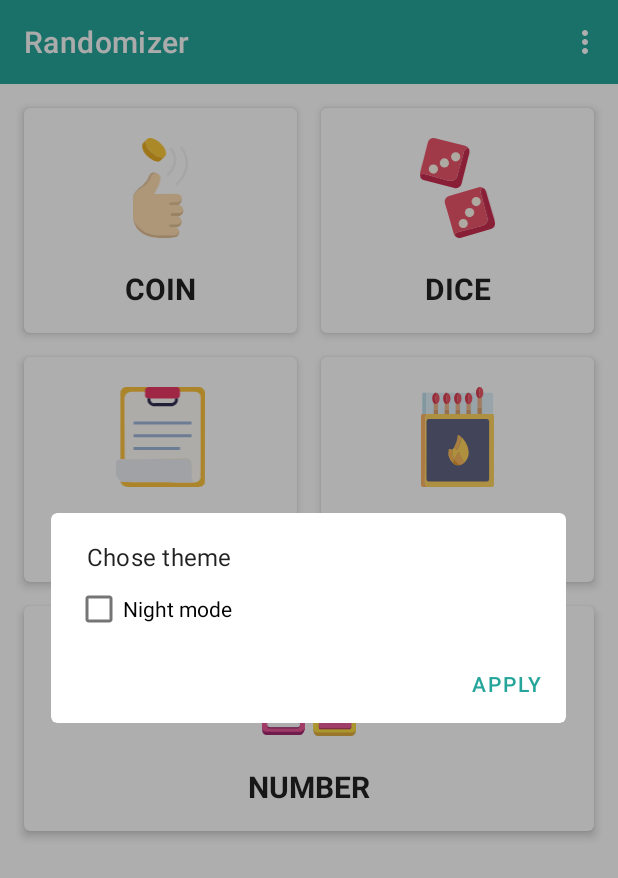
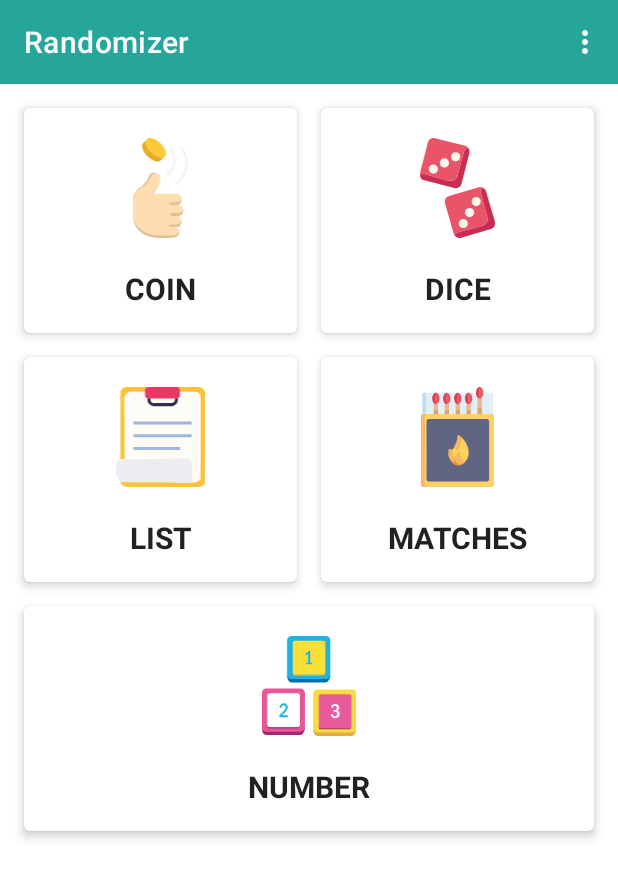
Before and after one commit to YaroslavGorbach-code/RandomGenerator, an Android app: the screen it shows after launch (MainActivity), in the options menu, after a tap on "Change theme", on a phone screen of 412 x 824 dp. Shown: the top 878 px of the screen. Run offline under Robolectric (Android 15) with nearby library versions, the phone set to English and light mode, and no system bars; our stand-ins replace Dagger/Hilt's generated code.

Commit message:
String refactor. Delete color picker dialog

```diff
--- a/app/src/main/java/com/example/yaroslavgorbach/randomizer/InputFilters.kt
+++ b/app/src/main/java/com/example/yaroslavgorbach/randomizer/InputFilters.kt
@@ -37,7 +37,7 @@ class InputFilters {
 
         fun numberOfResultsFilter(et: TextInputEditText): Boolean {
             if (et.text.toString().trim().isEmpty()
-                || et.text.toString().toLong() > 100
+                || et.text.toString().toLong() > 1000
                 || et.text.toString().toLong() < 1
             ) {
                 et.error = et.context.getString(R.string.number_results_too_large)
--- a/app/src/main/java/com/example/yaroslavgorbach/randomizer/MainActivity.kt
+++ b/app/src/main/java/com/example/yaroslavgorbach/randomizer/MainActivity.kt
@@ -4,7 +4,6 @@ import android.os.Bundle
 import androidx.appcompat.app.AppCompatActivity
 import androidx.fragment.app.FragmentTransaction
 import androidx.fragment.app.commit
-import com.example.yaroslavgorbach.randomizer.screen.ChangeThemeDialog
 import com.example.yaroslavgorbach.randomizer.screen.Navigation
 import com.example.yaroslavgorbach.randomizer.screen.MainFragment
 import com.example.yaroslavgorbach.randomizer.screen.coin.CoinFragment
@@ -17,7 +16,6 @@ import com.example.yaroslavgorbach.randomizer.screen.matches.CreateMatchesDialog
 import com.example.yaroslavgorbach.randomizer.screen.matches.MatchesFragment
 import com.example.yaroslavgorbach.randomizer.screen.number.CreateNumberDialog
 import com.example.yaroslavgorbach.randomizer.screen.number.NumberFragment
-import com.example.yaroslavgorbach.randomizer.util.ThemesUtils
 
 
 class MainActivity : AppCompatActivity(), Navigation{
@@ -84,10 +82,6 @@ class MainActivity : AppCompatActivity(), Navigation{
         CreateDicesDialog().show(supportFragmentManager, null)
     }
 
-    override fun showChangeThemeDialog() {
-        ChangeThemeDialog().show(supportFragmentManager, null)
-    }
-
     override fun showChoseListDialog() {
         ChoseListDialog().show(supportFragmentManager, null)
     }
--- a/app/src/main/java/com/example/yaroslavgorbach/randomizer/di/AppModule.kt
+++ b/app/src/main/java/com/example/yaroslavgorbach/randomizer/di/AppModule.kt
@@ -1,6 +1,7 @@
 package com.example.yaroslavgorbach.randomizer.di
 
 import android.content.Context
+import com.example.yaroslavgorbach.randomizer.data.local.Repo
 import com.example.yaroslavgorbach.randomizer.feature.SoundManager
 import com.example.yaroslavgorbach.randomizer.data.local.soundPref.SoundPrefs
 import dagger.Module
@@ -9,7 +10,7 @@ import dagger.Provides
 @Module(includes = [AppBinds::class])
 class AppModule {
     @Provides
-    fun provideSoundManager(context: Context, soundPrefs: SoundPrefs): SoundManager {
-       return SoundManager(context, soundPrefs)
+    fun provideSoundManager(context: Context, repo: Repo): SoundManager {
+       return SoundManager(context, repo)
     }
 }
--- a/app/src/main/java/com/example/yaroslavgorbach/randomizer/feature/colorPicker/ColorPicker.kt
+++ /dev/null
@@ -1,8 +0,0 @@
-package com.example.yaroslavgorbach.randomizer.feature.colorPicker
-
-import android.content.Context
-
-interface ColorPicker {
-    fun setColor(color: Int)
-    fun getColor(context: Context):Int
-}
--- a/app/src/main/java/com/example/yaroslavgorbach/randomizer/feature/colorPicker/ScrollColorPicker.kt
+++ /dev/null
@@ -1,55 +0,0 @@
-package com.example.yaroslavgorbach.randomizer.feature.colorPicker
-
-import android.content.Context
-import android.view.LayoutInflater
-import android.view.View
-import android.view.ViewGroup
-import android.widget.ImageView
-import androidx.core.content.ContextCompat
-import com.example.yaroslavgorbach.randomizer.R
-import com.example.yaroslavgorbach.randomizer.util.ThemesUtils
-
-class ScrollColorPicker(content: ViewGroup) : ColorPicker {
-    private val colors: IntArray = intArrayOf(
-//        ContextCompat.getColor(content.context, R.color.colorAccent) ,
-//        ContextCompat.getColor(content.context, R.color.colorAccent_red),
-//        ContextCompat.getColor(content.context, R.color.colorAccent_orange),
-//        ContextCompat.getColor(content.context, R.color.colorAccent_blue),
-//        ContextCompat.getColor(content.context, R.color.colorAccent_yellow),
-//        ContextCompat.getColor(content.context, R.color.colorAccent_purple),
-//        ContextCompat.getColor(content.context, R.color.colorAccent_blue_l),
-    )
-    private val marks: Array<View?> = arrayOfNulls(colors.size)
-    private var mSelectedColor = 0
-
-    init {
-        val inflater = LayoutInflater.from(content.context)
-        colors.indices.forEach {i->
-            val item: View = inflater.inflate(R.layout.color_picker_i, content, false)
-            val bg = item.findViewById<ImageView>(R.id.color)
-            val mark = item.findViewById<ImageView>(R.id.mark)
-            marks[i] = mark
-            val color = colors[i]
-            bg.setColorFilter(color)
-            item.setOnClickListener { setColor(color) }
-            content.addView(item, i)
-        }
-        setColor(ThemesUtils.getCurrentAccentColor(content.context))
-    }
-
-    override fun setColor(color: Int) {
-        mSelectedColor = color
-        colors.indices.forEach {i->
-            if (color == colors[i]) {
-                marks[i]!!.visibility = View.VISIBLE
-            } else {
-                marks[i]!!.visibility = View.GONE
-            }
-        }
-    }
-
-    override fun getColor(context: Context): Int {
-       return mSelectedColor
-    }
-
-}
--- a/app/src/main/java/com/example/yaroslavgorbach/randomizer/screen/ChangeThemeDialog.kt
+++ /dev/null
@@ -1,31 +0,0 @@
-package com.example.yaroslavgorbach.randomizer.screen
-
-import android.app.Dialog
-import android.os.Bundle
-import android.view.LayoutInflater
-import androidx.fragment.app.DialogFragment
-import com.example.yaroslavgorbach.randomizer.R
-import com.example.yaroslavgorbach.randomizer.data.themePref.ThemeStorage
-import com.example.yaroslavgorbach.randomizer.data.themePref.ThemeStorageImp
-import com.example.yaroslavgorbach.randomizer.databinding.DialogChangeThemeBinding
-import com.example.yaroslavgorbach.randomizer.feature.colorPicker.ColorPicker
-import com.example.yaroslavgorbach.randomizer.feature.colorPicker.ScrollColorPicker
-import com.example.yaroslavgorbach.randomizer.util.ThemesUtils
-import com.google.android.material.dialog.MaterialAlertDialogBuilder
-
-class ChangeThemeDialog: DialogFragment() {
-    override fun onCreateDialog(savedInstanceState: Bundle?): Dialog {
-        val binding = DialogChangeThemeBinding.inflate(LayoutInflater.from(requireContext()))
-        val themeStorage: ThemeStorage = ThemeStorageImp(requireContext())
-        val colorPicker: ColorPicker = ScrollColorPicker(binding.colorsParent)
-
-        return MaterialAlertDialogBuilder(requireContext())
-            .setTitle(getString(R.string.chose_theme))
-            .setView(binding.root)
-            .setPositiveButton(getString(R.string.apply)) { _, _ ->
-                themeStorage.changeTheme(colorPicker.getColor(requireContext()))
-                ThemesUtils.animateThemeChange(requireActivity())
-            }
-            .show()
-    }
-}
--- a/app/src/main/java/com/example/yaroslavgorbach/randomizer/screen/MainFragment.kt
+++ b/app/src/main/java/com/example/yaroslavgorbach/randomizer/screen/MainFragment.kt
@@ -25,7 +25,7 @@ class MainFragment : Fragment(R.layout.fragment_random_list) {
         toolbar.setOnMenuItemClickListener { item ->
             when (item.itemId) {
                 R.id.changeTheme -> {
-                    nav.showChangeThemeDialog()
+
                 }
                 R.id.rate -> {
                 }
--- a/app/src/main/java/com/example/yaroslavgorbach/randomizer/screen/Navigation.kt
+++ b/app/src/main/java/com/example/yaroslavgorbach/randomizer/screen/Navigation.kt
@@ -11,7 +11,6 @@ interface Navigation {
     fun showMatchesDialog()
     fun showNumberDialog()
     fun showDicesDialog()
-    fun showChangeThemeDialog()
     fun showChoseListDialog()
     fun showCreateEditListDialog(title: String?)
 }
--- a/app/src/main/res/layout/dialog_change_theme.xml
+++ /dev/null
@@ -1,33 +0,0 @@
-<?xml version="1.0" encoding="utf-8"?>
-<androidx.constraintlayout.widget.ConstraintLayout
-    xmlns:android="http://schemas.android.com/apk/res/android"
-    xmlns:app="http://schemas.android.com/apk/res-auto"
-    android:layout_width="match_parent"
-    android:layout_height="match_parent">
-
-    <HorizontalScrollView
-        android:id="@+id/scroll_view"
-        android:layout_width="match_parent"
-        android:layout_height="wrap_content"
-        android:scrollbars="none"
-        app:layout_constraintEnd_toEndOf="parent"
-        app:layout_constraintStart_toStartOf="parent"
-        app:layout_constraintTop_toTopOf="parent">
-
-        <LinearLayout
-            android:id="@+id/colors_parent"
-            android:layout_width="wrap_content"
-            android:layout_height="wrap_content"
-            android:orientation="horizontal" />
-    </HorizontalScrollView>
-
-    <com.google.android.material.checkbox.MaterialCheckBox
-        android:id="@+id/night_mode"
-        android:layout_width="match_parent"
-        android:layout_height="wrap_content"
-        android:layout_marginStart="16dp"
-        android:text="@string/night_mode"
-        app:layout_constraintStart_toStartOf="parent"
-        app:layout_constraintTop_toBottomOf="@+id/scroll_view" />
-
-</androidx.constraintlayout.widget.ConstraintLayout>
--- a/app/src/main/res/layout/dialog_create_number.xml
+++ b/app/src/main/res/layout/dialog_create_number.xml
@@ -76,7 +76,7 @@
             android:hint="@string/number_of_results"
             android:imeOptions="actionDone"
             android:inputType="numberSigned"
-            android:maxLength="19"
+            android:maxLength="4"
             android:text="1"
             tools:ignore="HardcodedText" />
 
--- /dev/null
+++ b/app/src/main/res/values/ic_launcher_background.xml
@@ -0,0 +1,4 @@
+<?xml version="1.0" encoding="utf-8"?>
+<resources>
+    <color name="ic_launcher_background">#FFFFFF</color>
+</resources>
--- a/app/src/main/res/values/strings.xml
+++ b/app/src/main/res/values/strings.xml
@@ -20,7 +20,7 @@
     <!--    create_number_dialog-->
     <string name="max">Max</string>
     <string name="min">Min</string>
-    <string name="number_of_results">Number of results(1 – 100)</string>
+    <string name="number_of_results">Number of results(1 – 1000)</string>
     <string name="generate">GENERATE</string>
 
     <!--    dialog_color_picker-->
@@ -54,7 +54,7 @@
     <string name="dice_value">Value must be between 1 and 50</string>
     <string name="number_max_min">Incorrect value</string>
     <string name="number_min_bigger_then_max">Min value cannot be more then max</string>
-    <string name="number_results_too_large">Value cannot be less than 1 or more than 100</string>
+    <string name="number_results_too_large">Value cannot be less than 1 or more than 1000</string>
     <string name="matches_empty">This field cannot be empty or less than 1</string>
     <string name="number_of_burned_invalid">This field cannot be empty or less than 0</string>
     <string name="number_of_matches_too_large">Value cannot be bigger than 500</string>
```
Also changed, not shown: app/src/main/java/com/example/yaroslavgorbach/randomizer/feature/SoundManager.kt (+8 -8 lines), app/src/main/res/layout/color_picker_i.xml (deleted, +0 -21 lines), 1 other file.
